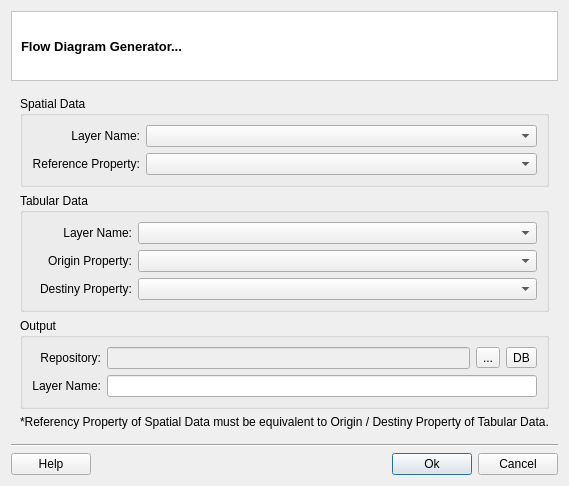
First picture: the form in src/fiocruz/flow/qt/ui/FlowDiagramDialogForm.ui, repository ericabreu82/tv5_flow, before the edit.
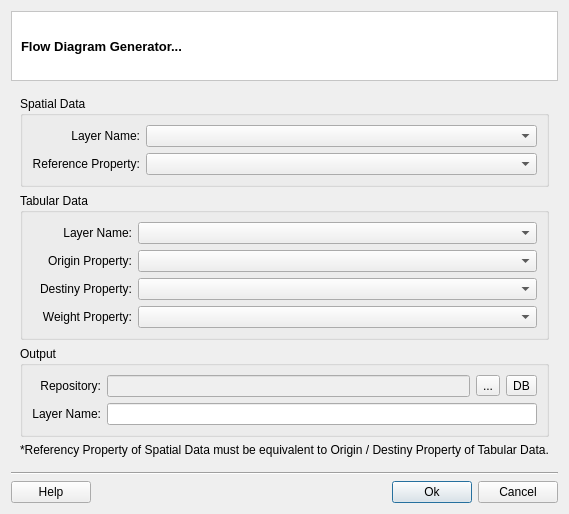
Second picture: the form after the edit.

Commit message: create layer at the end of flow diagram generator

```diff
--- a/src/fiocruz/flow/qt/ui/FlowDiagramDialogForm.ui
+++ b/src/fiocruz/flow/qt/ui/FlowDiagramDialogForm.ui
@@ -7,7 +7,7 @@
     <x>0</x>
     <y>0</y>
     <width>526</width>
-    <height>460</height>
+    <height>486</height>
    </rect>
   </property>
   <property name="windowTitle">
@@ -219,6 +219,19 @@
                  </property>
                 </widget>
                </item>
+               <item row="3" column="0">
+                <widget class="QLabel" name="label_4">
+                 <property name="text">
+                  <string>Weight Property:</string>
+                 </property>
+                 <property name="alignment">
+                  <set>Qt::AlignRight|Qt::AlignTrailing|Qt::AlignVCenter</set>
+                 </property>
+                </widget>
+               </item>
+               <item row="3" column="1">
+                <widget class="QComboBox" name="m_tabularWeightComboBox"/>
+               </item>
               </layout>
              </item>
             </layout>
```
Left out of the diff: 1 changed line with no effect on the pictures. The commit also changes 5 other files.
